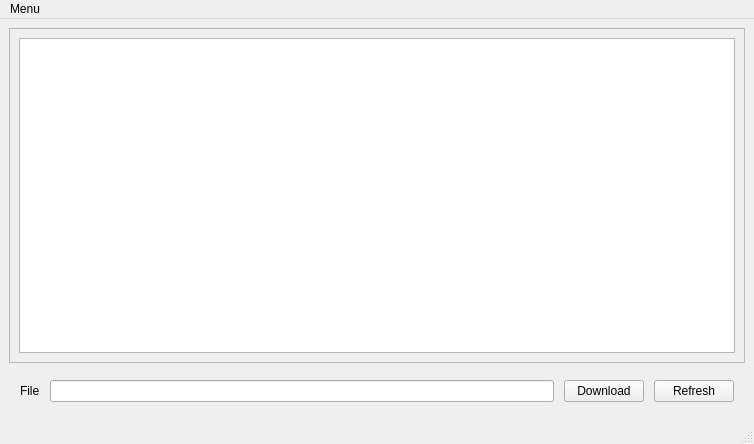
Old version of the form imagebrowser.ui in the repository TRINHVANKHAI/image_browser.
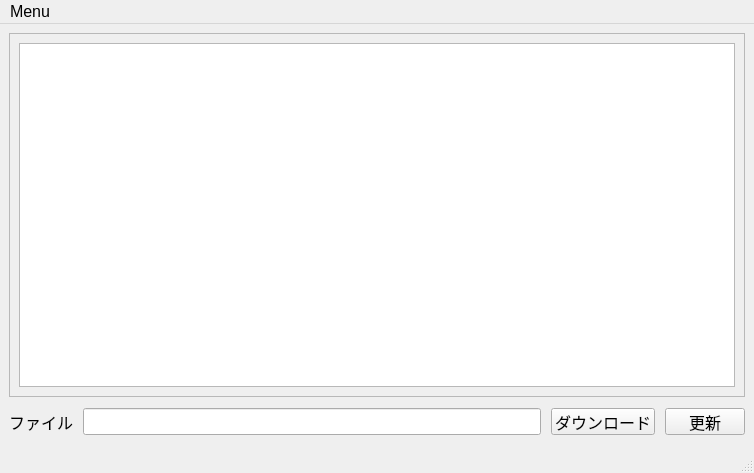
New version of the form.

Patch:
```diff
--- a/imagebrowser.ui
+++ b/imagebrowser.ui
@@ -7,9 +7,15 @@
     <x>0</x>
     <y>0</y>
     <width>754</width>
-    <height>444</height>
+    <height>473</height>
    </rect>
   </property>
+  <property name="font">
+   <font>
+    <family>Segoe UI</family>
+    <pointsize>12</pointsize>
+   </font>
+  </property>
   <property name="windowTitle">
    <string>ImageBrowser</string>
   </property>
@@ -26,7 +32,7 @@
          <x>0</x>
          <y>0</y>
          <width>734</width>
-         <height>320</height>
+         <height>356</height>
         </rect>
        </property>
        <layout class="QGridLayout" name="gridLayout">
@@ -46,38 +52,75 @@
        <enum>QLayout::SetDefaultConstraint</enum>
       </property>
       <property name="leftMargin">
-       <number>11</number>
+       <number>0</number>
       </property>
       <property name="topMargin">
-       <number>11</number>
+       <number>5</number>
       </property>
       <property name="rightMargin">
-       <number>11</number>
+       <number>0</number>
       </property>
       <property name="bottomMargin">
-       <number>11</number>
+       <number>5</number>
       </property>
       <item>
        <widget class="QLabel" name="labelFileName">
         <property name="text">
-         <string>File</string>
+         <string>ファイル</string>
         </property>
        </widget>
       </item>
       <item>
-       <widget class="QLineEdit" name="lineEditFilePath"/>
+       <widget class="QLineEdit" name="lineEditFilePath">
+        <property name="minimumSize">
+         <size>
+          <width>0</width>
+          <height>27</height>
+         </size>
+        </property>
+        <property name="maximumSize">
+         <size>
+          <width>16777215</width>
+          <height>27</height>
+         </size>
+        </property>
+       </widget>
       </item>
       <item>
        <widget class="QPushButton" name="pushButtonDownLoad">
+        <property name="minimumSize">
+         <size>
+          <width>0</width>
+          <height>27</height>
+         </size>
+        </property>
+        <property name="maximumSize">
+         <size>
+          <width>16777215</width>
+          <height>27</height>
+         </size>
+        </property>
         <property name="text">
-         <string>Download</string>
+         <string>ダウンロード</string>
         </property>
        </widget>
       </item>
       <item>
        <widget class="QPushButton" name="pushButtonRefresh">
+        <property name="minimumSize">
+         <size>
+          <width>0</width>
+          <height>27</height>
+         </size>
+        </property>
+        <property name="maximumSize">
+         <size>
+          <width>16777215</width>
+          <height>27</height>
+         </size>
+        </property>
         <property name="text">
-         <string>Refresh</string>
+         <string>更新</string>
         </property>
        </widget>
       </item>
@@ -91,7 +134,7 @@
      <x>0</x>
      <y>0</y>
      <width>754</width>
-     <height>25</height>
+     <height>28</height>
     </rect>
    </property>
    <widget class="QMenu" name="menuLogin">
```
Left out of the diff: 12 changed lines with no effect on the pictures.
